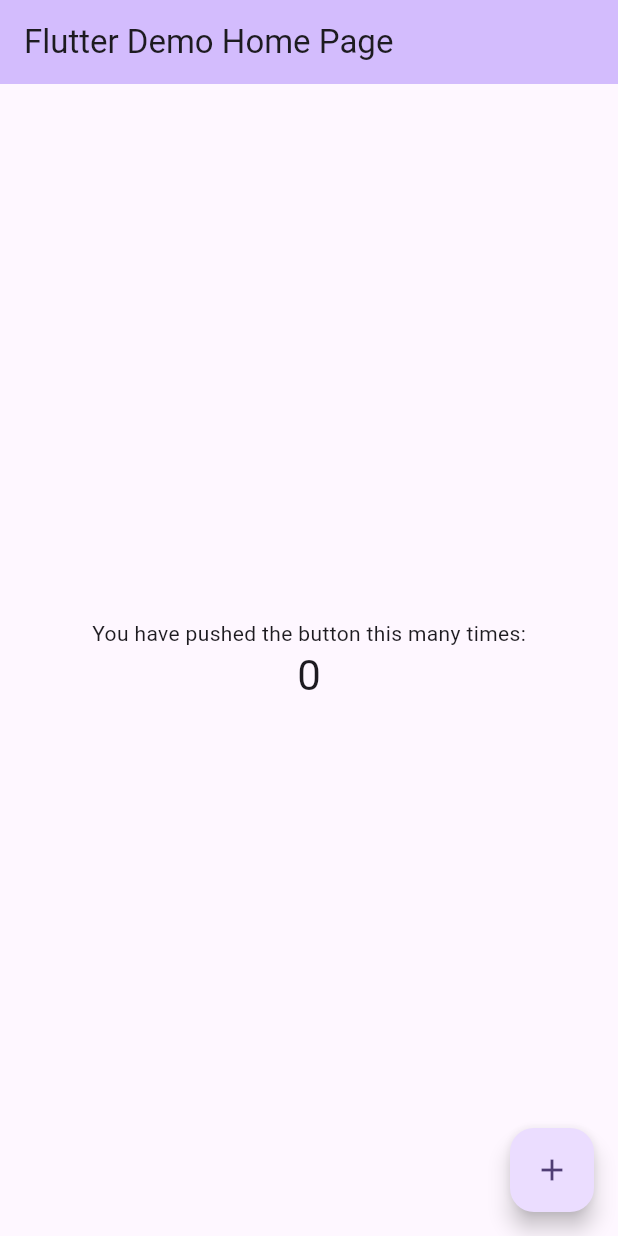
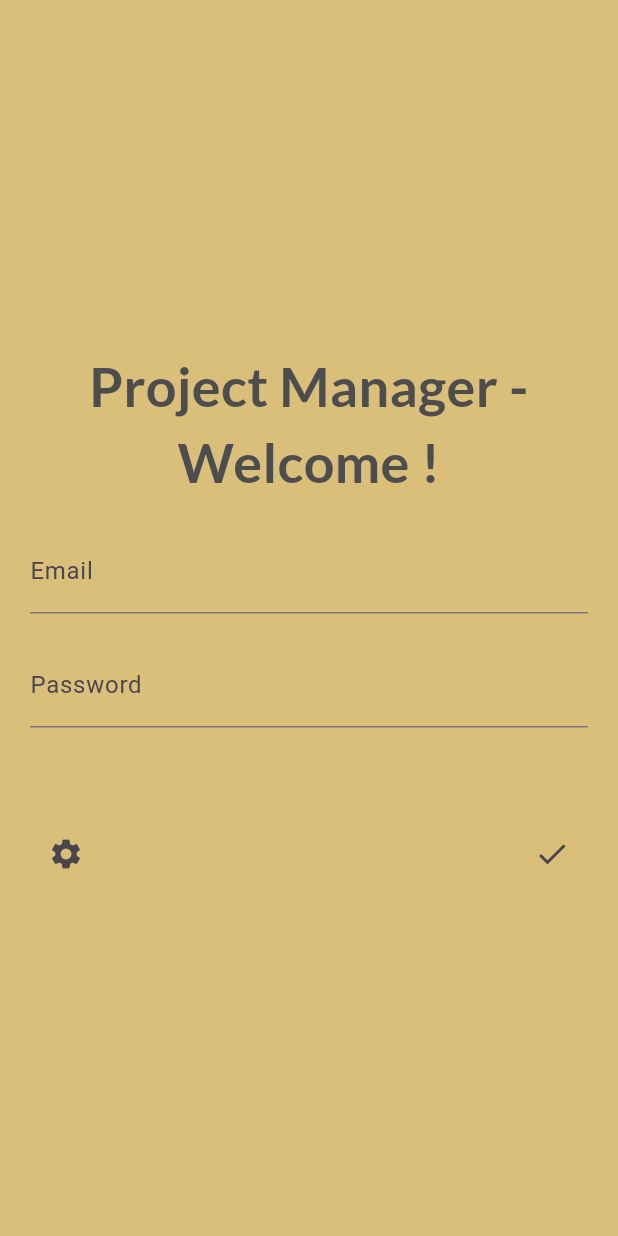
Before and after one commit to MatteoLore/ProjectManager, a Flutter app: the screen it shows after launch, on a phone screen of 412 x 824 dp. Run offline on Flutter 3.47's test engine with Material 2 defaults, Android fonts, the phone set to English and light mode, and no system bars; our stand-ins replace cloud_firestore, firebase_core; accounts and stored records are empty.

Commit message:
Added login page layout
Added login page layout with:
- Email field
- Password field
- Settings button
- Submit button

```diff
--- a/lib/main.dart
+++ b/lib/main.dart
@@ -1,125 +1,98 @@
 import 'package:flutter/material.dart';
+import 'package:firebase_core/firebase_core.dart';
+import 'package:cloud_firestore/cloud_firestore.dart';
+import 'package:project_manager/models/Project.dart';
+import 'package:project_manager/models/Task.dart';
+import 'package:project_manager/models/User.dart';
+import 'package:project_manager/screens/dashboard.dart';
+import 'package:project_manager/screens/project.dart';
+import 'package:project_manager/widgets/addedit_project_dialog.dart';
+import 'package:project_manager/widgets/addedit_task_dialog.dart';
+import 'package:project_manager/widgets/delete_alert_dialog.dart';
+import 'package:project_manager/widgets/settings_dialog.dart';
 
-void main() {
+void main() async {
+  WidgetsFlutterBinding.ensureInitialized();
+  //await Firebase.initializeApp(name: "", options: FirebaseOptions(apiKey: apiKey, appId: appId, messagingSenderId: messagingSenderId, projectId: projectId));
   runApp(const MyApp());
 }
 
 class MyApp extends StatelessWidget {
   const MyApp({super.key});
 
-  // This widget is the root of your application.
   @override
   Widget build(BuildContext context) {
     return MaterialApp(
-      title: 'Flutter Demo',
+      debugShowMaterialGrid: false,
+      debugShowCheckedModeBanner: false,
+      title: 'Project Manager',
       theme: ThemeData(
-        // This is the theme of your application.
-        //
-        // TRY THIS: Try running your application with "flutter run". You'll see
-        // the application has a blue toolbar. Then, without quitting the app,
-        // try changing the seedColor in the colorScheme below to Colors.green
-        // and then invoke "hot reload" (save your changes or press the "hot
-        // reload" button in a Flutter-supported IDE, or press "r" if you used
-        // the command line to start the app).
-        //
-        // Notice that the counter didn't reset back to zero; the application
-        // state is not lost during the reload. To reset the state, use hot
-        // restart instead.
-        //
-        // This works for code too, not just values: Most code changes can be
-        // tested with just a hot reload.
-        colorScheme: ColorScheme.fromSeed(seedColor: Colors.deepPurple),
+        primaryColor: const Color(0xFFE9D8AE),
+        scaffoldBackgroundColor: const Color(0xFFDABF7B),
+        textTheme: const TextTheme(bodyMedium: TextStyle(color: Color(0xFF4D4D4D),fontFamily: "Lato")),
         useMaterial3: true,
       ),
-      home: const MyHomePage(title: 'Flutter Demo Home Page'),
+      home: const MyHomePage(),
     );
   }
 }
 
 class MyHomePage extends StatefulWidget {
-  const MyHomePage({super.key, required this.title});
+  const MyHomePage({super.key});
 
-  // This widget is the home page of your application. It is stateful, meaning
-  // that it has a State object (defined below) that contains fields that affect
-  // how it looks.
-
-  // This class is the configuration for the state. It holds the values (in this
-  // case the title) provided by the parent (in this case the App widget) and
-  // used by the build method of the State. Fields in a Widget subclass are
-  // always marked "final".
-
-  final String title;
 
   @override
   State<MyHomePage> createState() => _MyHomePageState();
 }
 
 class _MyHomePageState extends State<MyHomePage> {
-  int _counter = 0;
-
-  void _incrementCounter() {
-    setState(() {
-      // This call to setState tells the Flutter framework that something has
-      // changed in this State, which causes it to rerun the build method below
-      // so that the display can reflect the updated values. If we changed
-      // _counter without calling setState(), then the build method would not be
-      // called again, and so nothing would appear to happen.
-      _counter++;
-    });
-  }
 
   @override
   Widget build(BuildContext context) {
-    // This method is rerun every time setState is called, for instance as done
-    // by the _incrementCounter method above.
-    //
-    // The Flutter framework has been optimized to make rerunning build methods
-    // fast, so that you can just rebuild anything that needs updating rather
-    // than having to individually change instances of widgets.
+    TextEditingController _emailController = TextEditingController();
+    TextEditingController _passwordController = TextEditingController();
     return Scaffold(
-      appBar: AppBar(
-        // TRY THIS: Try changing the color here to a specific color (to
-        // Colors.amber, perhaps?) and trigger a hot reload to see the AppBar
-        // change color while the other colors stay the same.
-        backgroundColor: Theme.of(context).colorScheme.inversePrimary,
-        // Here we take the value from the MyHomePage object that was created by
-        // the App.build method, and use it to set our appbar title.
-        title: Text(widget.title),
-      ),
-      body: Center(
-        // Center is a layout widget. It takes a single child and positions it
-        // in the middle of the parent.
-        child: Column(
-          // Column is also a layout widget. It takes a list of children and
-          // arranges them vertically. By default, it sizes itself to fit its
-          // children horizontally, and tries to be as tall as its parent.
-          //
-          // Column has various properties to control how it sizes itself and
-          // how it positions its children. Here we use mainAxisAlignment to
-          // center the children vertically; the main axis here is the vertical
-          // axis because Columns are vertical (the cross axis would be
-          // horizontal).
-          //
-          // TRY THIS: Invoke "debug painting" (choose the "Toggle Debug Paint"
-          // action in the IDE, or press "p" in the console), to see the
-          // wireframe for each widget.
-          mainAxisAlignment: MainAxisAlignment.center,
-          children: <Widget>[
-            const Text(
-              'You have pushed the button this many times:',
-            ),
-            Text(
-              '$_counter',
-              style: Theme.of(context).textTheme.headlineMedium,
-            ),
-          ],
-        ),
-      ),
-      floatingActionButton: FloatingActionButton(
-        onPressed: _incrementCounter,
-        tooltip: 'Increment',
-        child: const Icon(Icons.add),
-      ), // This trailing comma makes auto-formatting nicer for build methods.
+        body: Padding(padding: const EdgeInsets.all(20),
+            child: Center(child: Container(width: 500, child: Column(
+              mainAxisAlignment: MainAxisAlignment.center,
+              crossAxisAlignment: CrossAxisAlignment.center,
+              children: [
+                Text("Project Manager - Welcome !", textAlign: TextAlign.center,
+                    style: TextStyle(fontFamily: "Lato",
+                        fontSize: 36,
+                        fontWeight: FontWeight.w700)),
+                Padding(padding: EdgeInsets.all(10)),
+                TextField(
+                  controller: _emailController,
+                  decoration: InputDecoration(labelText: "Email"),
+                ),
+                Padding(padding: EdgeInsets.all(10)),
+                TextField(
+                  controller: _passwordController,
+                  decoration: InputDecoration(labelText: "Password"),
+                  obscureText: true,
+                ),
+                Padding(padding: EdgeInsets.all(30)),
+                Row(
+                  mainAxisAlignment: MainAxisAlignment.spaceBetween,
+                  children: [
+                    IconButton(
+                      onPressed: () {},
+                      icon: Icon(Icons.settings),
+                    ),
+                    IconButton(
+                      onPressed: () {
+                        // Soumettre les données de connexion ici
+                        String email = _emailController.text;
+                        String password = _passwordController.text;
+                        print("Email: $email, Password: $password");
+                      },
+                      icon: Icon(Icons.check),
+                    ),
+                  ],
+                ),
+              ],
+            )),))
     );
   }
 }
```
